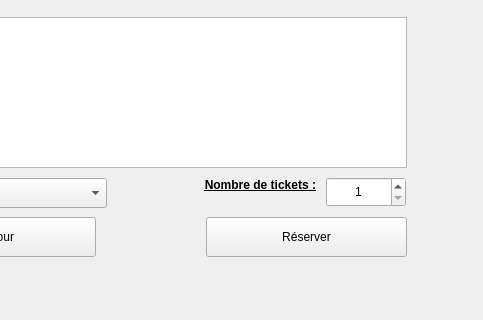
This is ui/detailWidget.ui in KaneRoot/ihmsem6a as Qt 5 draws it before an edit; both pictures show x 274 to 757 and y 173 to 493 of the 757 by 493 pixel window. The edited form follows.
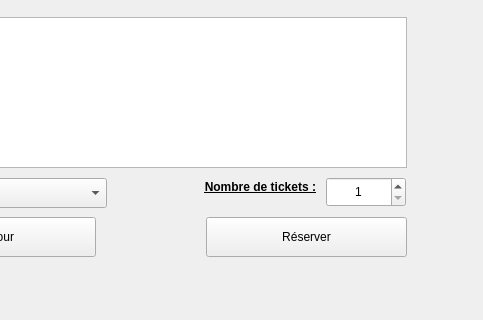
This is the edited form.

```diff
--- a/ui/detailWidget.ui
+++ b/ui/detailWidget.ui
@@ -194,10 +194,10 @@
   <widget class="QLabel" name="nbrlabel">
    <property name="geometry">
     <rect>
-     <x>450</x>
+     <x>439</x>
      <y>350</y>
-     <width>140</width>
-     <height>16</height>
+     <width>151</width>
+     <height>20</height>
     </rect>
    </property>
    <property name="font">
```
Left out of the diff: 4 changed lines with no effect on the pictures.
